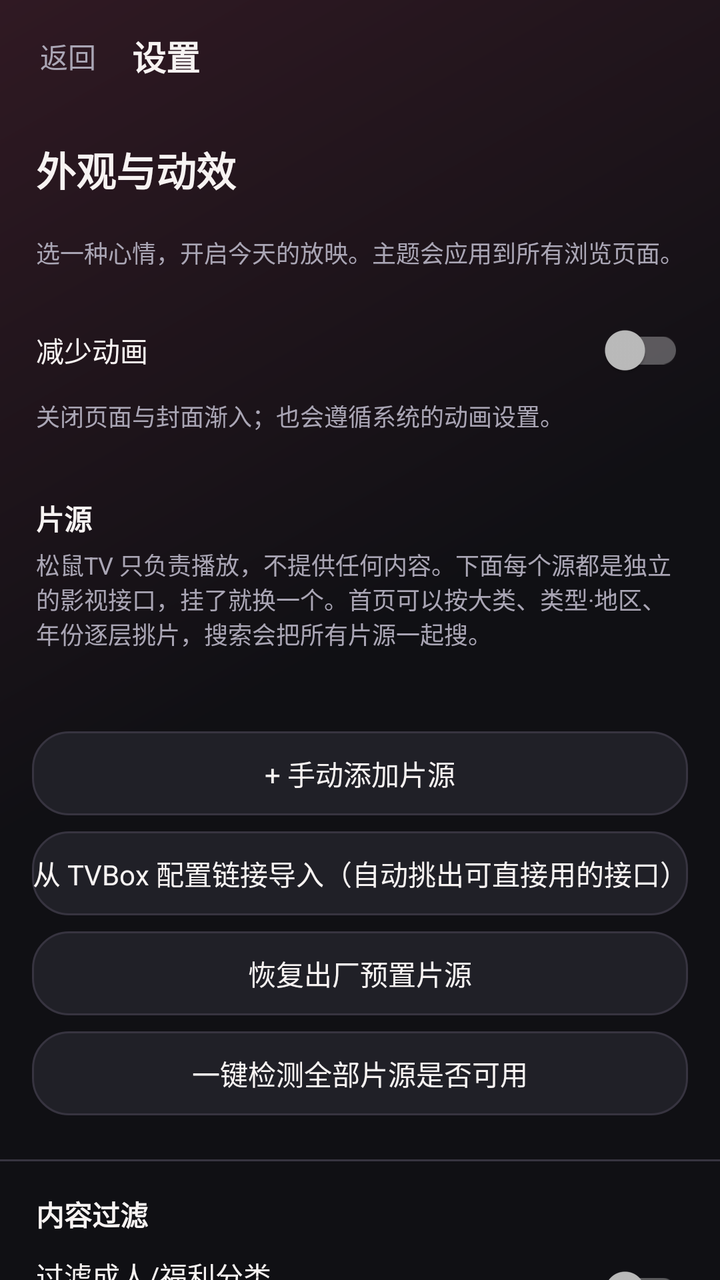
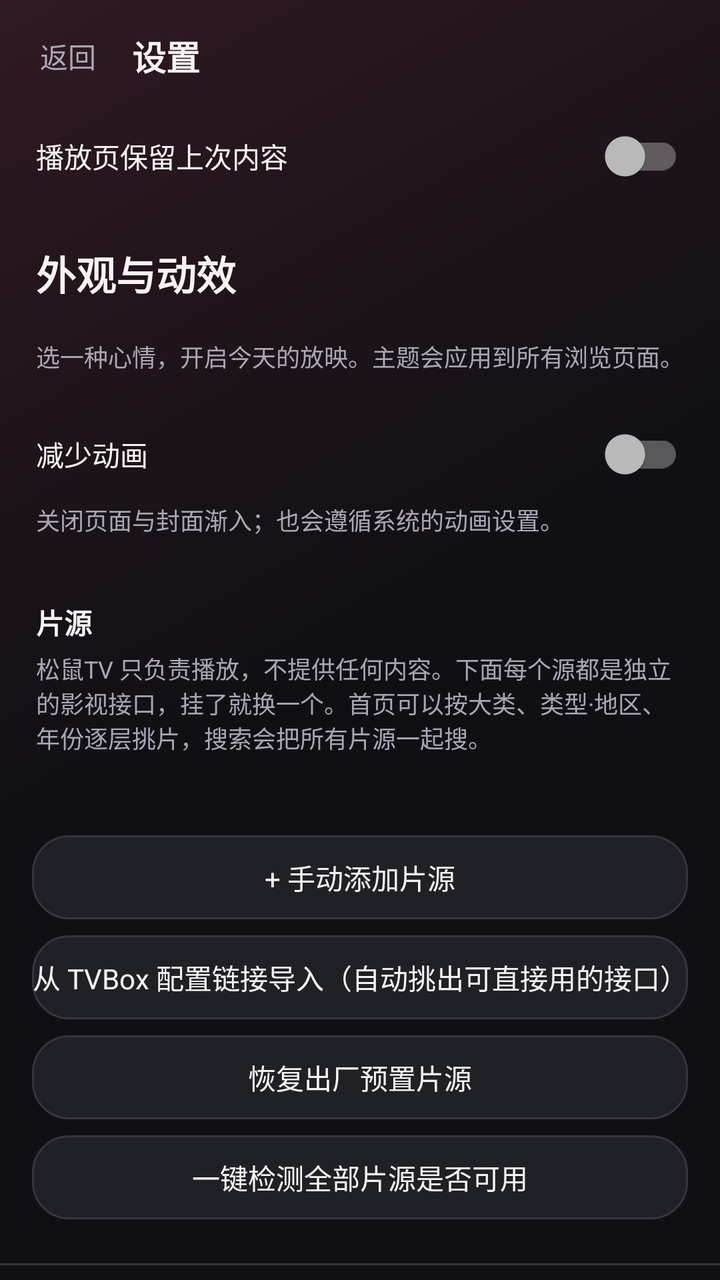

Compare the two renders of this Android layout. The source of the first and the diff that turns it into the second are given below.
<!-- AndroidManifest.xml: application theme AppTheme -->
<!-- res/layout/activity_settings.xml -->
<?xml version="1.0" encoding="utf-8"?>
<LinearLayout xmlns:android="http://schemas.android.com/apk/res/android"
    android:layout_width="match_parent"
    android:layout_height="match_parent"
    android:orientation="vertical"
    android:background="@drawable/bg_page"
    android:fitsSystemWindows="true">

    <LinearLayout
        android:layout_width="match_parent"
        android:layout_height="wrap_content"
        android:orientation="horizontal"
        android:gravity="center_vertical"
        android:paddingLeft="8dp"
        android:paddingRight="12dp"
        android:paddingTop="10dp"
        android:paddingBottom="6dp">

        <TextView
            android:id="@+id/btnBack"
            android:layout_width="wrap_content"
            android:layout_height="36dp"
            android:gravity="center"
            android:paddingLeft="12dp"
            android:paddingRight="12dp"
            android:text="返回"
            android:textColor="?attr/appTextMuted"
            android:textSize="14sp" />

        <TextView
            android:layout_width="0dp"
            android:layout_height="wrap_content"
            android:layout_weight="1"
            android:layout_marginLeft="6dp"
            android:text="@string/settings"
            android:textColor="?attr/appText"
            android:textSize="17sp"
            android:textStyle="bold" />
    </LinearLayout>

    <ScrollView
        android:layout_width="match_parent"
        android:layout_height="0dp"
        android:layout_weight="1"
        android:scrollbars="none">

        <LinearLayout
            android:layout_width="match_parent"
            android:layout_height="wrap_content"
            android:orientation="vertical"
            android:paddingBottom="28dp">

            <TextView android:layout_width="match_parent" android:layout_height="wrap_content"
                android:layout_margin="18dp" android:text="外观与动效" android:textSize="20sp"
                android:textStyle="bold" android:textColor="?attr/appText" />
            <TextView android:layout_width="match_parent" android:layout_height="wrap_content"
                android:layout_marginHorizontal="18dp" android:layout_marginBottom="16dp"
                android:text="选一种心情，开启今天的放映。主题会应用到所有浏览页面。"
                android:textSize="12sp" android:textColor="?attr/appTextMuted" />
            <LinearLayout android:id="@+id/themeOptions" android:layout_width="match_parent"
                android:layout_height="wrap_content" android:layout_marginHorizontal="18dp"
                android:orientation="vertical" />
            <androidx.appcompat.widget.SwitchCompat android:id="@+id/swReduceMotion"
                android:layout_width="match_parent" android:layout_height="wrap_content"
                android:layout_marginHorizontal="18dp" android:minHeight="48dp"
                android:text="减少动画" android:textSize="14sp" android:textColor="?attr/appText" />
            <TextView android:layout_width="match_parent" android:layout_height="wrap_content"
                android:layout_marginHorizontal="18dp" android:layout_marginBottom="22dp"
                android:text="关闭页面与封面渐入；也会遵循系统的动画设置。"
                android:textSize="12sp" android:textColor="?attr/appTextMuted" />
            <TextView
                android:layout_width="match_parent"
                android:layout_height="wrap_content"
                android:layout_marginLeft="18dp"
                android:layout_marginTop="10dp"
                android:text="片源"
                android:textColor="?attr/appText"
                android:textSize="14sp"
                android:textStyle="bold" />

            <TextView
                android:layout_width="match_parent"
                android:layout_height="wrap_content"
                android:layout_marginLeft="18dp"
                android:layout_marginRight="18dp"
                android:layout_marginTop="4dp"
                android:text="松鼠TV 只负责播放，不提供任何内容。下面每个源都是独立的影视接口，挂了就换一个。首页可以按大类、类型·地区、年份逐层挑片，搜索会把所有片源一起搜。"
                android:textColor="?attr/appTextMuted"
                android:textSize="12sp" />

            <TextView
                android:id="@+id/sourceCount"
                android:layout_width="match_parent"
                android:layout_height="wrap_content"
                android:layout_marginLeft="18dp"
                android:layout_marginRight="18dp"
                android:layout_marginTop="10dp"
                android:textColor="?attr/appTextMuted"
                android:textSize="12sp" />

            <LinearLayout
                android:id="@+id/sourceBox"
                android:layout_width="match_parent"
                android:layout_height="wrap_content"
                android:layout_marginTop="4dp"
                android:orientation="vertical" />

            <TextView
                android:id="@+id/btnAddSource"
                android:layout_width="match_parent"
                android:layout_height="42dp"
                android:layout_marginLeft="16dp"
                android:layout_marginRight="16dp"
                android:layout_marginTop="10dp"
                android:background="@drawable/bg_btn_ghost"
                android:gravity="center"
                android:text="+ 手动添加片源"
                android:textColor="?attr/appText"
                android:textSize="14sp" />

            <TextView
                android:id="@+id/btnImportTvbox"
                android:layout_width="match_parent"
                android:layout_height="42dp"
                android:layout_marginLeft="16dp"
                android:layout_marginRight="16dp"
                android:layout_marginTop="8dp"
                android:background="@drawable/bg_btn_ghost"
                android:gravity="center"
                android:text="从 TVBox 配置链接导入（自动挑出可直接用的接口）"
                android:textColor="?attr/appText"
                android:textSize="14sp" />

            <TextView
                android:id="@+id/btnRestore"
                android:layout_width="match_parent"
                android:layout_height="42dp"
                android:layout_marginLeft="16dp"
                android:layout_marginRight="16dp"
                android:layout_marginTop="8dp"
                android:background="@drawable/bg_btn_ghost"
                android:gravity="center"
                android:text="恢复出厂预置片源"
                android:textColor="?attr/appText"
                android:textSize="14sp" />

            <TextView
                android:id="@+id/btnTestAll"
                android:layout_width="match_parent"
                android:layout_height="42dp"
                android:layout_marginLeft="16dp"
                android:layout_marginRight="16dp"
                android:layout_marginTop="8dp"
                android:background="@drawable/bg_btn_ghost"
                android:gravity="center"
                android:text="一键检测全部片源是否可用"
                android:textColor="?attr/appText"
                android:textSize="14sp" />

            <View
                android:layout_width="match_parent"
                android:layout_height="1dp"
                android:layout_marginTop="22dp"
                android:background="?attr/appDivider" />

            <TextView
                android:layout_width="match_parent"
                android:layout_height="wrap_content"
                android:layout_marginLeft="18dp"
                android:layout_marginTop="16dp"
                android:text="内容过滤"
                android:textColor="?attr/appText"
                android:textSize="14sp"
                android:textStyle="bold" />

            <LinearLayout
                android:layout_width="match_parent"
                android:layout_height="wrap_content"
                android:orientation="horizontal"
                android:gravity="center_vertical"
                android:paddingLeft="18dp"
                android:paddingRight="18dp"
                android:paddingTop="10dp">

                <LinearLayout
                    android:layout_width="0dp"
                    android:layout_height="wrap_content"
                    android:layout_weight="1"
                    android:orientation="vertical">

                    <TextView
                        android:layout_width="wrap_content"
                        android:layout_height="wrap_content"
                        android:text="过滤成人/福利分类"
                        android:textColor="?attr/appText"
                        android:textSize="14sp" />

                    <TextView
                        android:layout_width="wrap_content"
                        android:layout_height="wrap_content"
                        android:text="默认开启。关掉后会显示源里的「理论片」等分类"
                        android:textColor="?attr/appTextMuted"
                        android:textSize="11sp" />
                </LinearLayout>

                <androidx.appcompat.widget.SwitchCompat
                    android:id="@+id/swFilterAdult"
                    android:layout_width="wrap_content"
                    android:layout_height="wrap_content" />
            </LinearLayout>

            <LinearLayout
                android:layout_width="match_parent"
                android:layout_height="wrap_content"
                android:orientation="horizontal"
                android:gravity="center_vertical"
                android:paddingLeft="18dp"
                android:paddingRight="18dp"
                android:paddingTop="14dp">

                <LinearLayout
                    android:layout_width="0dp"
                    android:layout_height="wrap_content"
                    android:layout_weight="1"
                    android:orientation="vertical">

                    <TextView
                        android:layout_width="wrap_content"
                        android:layout_height="wrap_content"
                        android:text="边看边缓存"
                        android:textColor="?attr/appText"
                        android:textSize="14sp" />

                    <TextView
                        android:layout_width="wrap_content"
                        android:layout_height="wrap_content"
                        android:text="播过的片段存到本地，断网也能接着看"
                        android:textColor="?attr/appTextMuted"
                        android:textSize="11sp" />
                </LinearLayout>

                <androidx.appcompat.widget.SwitchCompat
                    android:id="@+id/swAutoCache"
                    android:layout_width="wrap_content"
                    android:layout_height="wrap_content" />
            </LinearLayout>

            <View
                android:layout_width="match_parent"
                android:layout_height="1dp"
                android:layout_marginTop="20dp"
                android:background="?attr/appDivider" />

            <TextView
                android:layout_width="match_parent"
                android:layout_height="wrap_content"
                android:layout_marginLeft="18dp"
                android:layout_marginTop="16dp"
                android:text="@string/overlay_section"
                android:textColor="?attr/appText"
                android:textSize="14sp"
                android:textStyle="bold" />

            <TextView
                android:layout_width="match_parent"
                android:layout_height="wrap_content"
                android:layout_marginLeft="18dp"
                android:layout_marginRight="18dp"
                android:layout_marginTop="4dp"
                android:lineSpacingExtra="2dp"
                android:text="@string/overlay_section_desc"
                android:textColor="?attr/appTextMuted"
                android:textSize="12sp" />

            <TextView
                android:id="@+id/btnOverlay"
                android:layout_width="match_parent"
                android:layout_height="42dp"
                android:layout_marginLeft="16dp"
                android:layout_marginRight="16dp"
                android:layout_marginTop="10dp"
                android:background="@drawable/bg_btn_ghost"
                android:gravity="center"
                android:text="@string/overlay_off"
                android:textColor="?attr/appText"
                android:textSize="14sp" />

            <View
                android:layout_width="match_parent"
                android:layout_height="1dp"
                android:layout_marginTop="20dp"
                android:background="?attr/appDivider" />

            <TextView
                android:layout_width="match_parent"
                android:layout_height="wrap_content"
                android:layout_marginLeft="18dp"
                android:layout_marginTop="16dp"
                android:text="存储"
                android:textColor="?attr/appText"
                android:textSize="14sp"
                android:textStyle="bold" />

            <TextView
                android:id="@+id/cacheInfo"
                android:layout_width="match_parent"
                android:layout_height="wrap_content"
                android:layout_marginLeft="18dp"
                android:layout_marginRight="18dp"
                android:layout_marginTop="8dp"
                android:textColor="?attr/appTextMuted"
                android:textSize="13sp" />

            <TextView
                android:id="@+id/btnClearCache"
                android:layout_width="match_parent"
                android:layout_height="42dp"
                android:layout_marginLeft="16dp"
                android:layout_marginRight="16dp"
                android:layout_marginTop="10dp"
                android:background="@drawable/bg_btn_ghost"
                android:gravity="center"
                android:text="清空在线缓存"
                android:textColor="?attr/appText"
                android:textSize="14sp" />

            <View
                android:layout_width="match_parent"
                android:layout_height="1dp"
                android:layout_marginTop="20dp"
                android:background="?attr/appDivider" />

            <TextView
                android:id="@+id/about"
                android:layout_width="match_parent"
                android:layout_height="wrap_content"
                android:layout_marginLeft="18dp"
                android:layout_marginRight="18dp"
                android:layout_marginTop="16dp"
                android:lineSpacingExtra="4dp"
                android:textColor="?attr/appTextMuted"
                android:textSize="12sp" />
        </LinearLayout>
    </ScrollView>
</LinearLayout>
<!-- resources referenced by this layout -->
<resources>
  <!-- drawable bg_btn_ghost (drawable) -->
  <ripple xmlns:android="http://schemas.android.com/apk/res/android" android:color="?attr/appAccentDim"><item><shape><solid android:color="?attr/appSurface"/><corners android:radius="?attr/appPillCorner"/><stroke android:width="1dp" android:color="?attr/appDivider" /></shape></item></ripple>
  <!-- drawable bg_page (drawable) -->
  <shape xmlns:android="http://schemas.android.com/apk/res/android"><gradient android:angle="315" android:startColor="?attr/appGlow" android:centerColor="?attr/appBg" android:endColor="?attr/appBg" /></shape>
  <string name="overlay_off">去开启</string>
  <string name="overlay_section">桌面悬浮窗</string>
  <string name="overlay_section_desc">缓存进度是一颗蜘蛛，浮在桌面上。开始基本透明，随进度被淡蓝色从下往上填满；下完了整只变蓝，像呼吸灯一样明灭十几秒。\n\n退到后台、刷别的 App 都看得见。长按蜘蛛能展开看百分比和速度。</string>
  <string name="settings">设置</string>
  <style name="AppTheme" parent="Theme.AppCompat.NoActionBar">
          <item name="appBg">#101014</item>
          <item name="appSurface">#202027</item>
          <item name="appSurfaceAlt">#2C2B35</item>
          <item name="appAccent">#CE334A</item>
          <item name="appAccentDim">#722334</item>
          <item name="appText">#F7F3F2</item>
          <item name="appTextMuted">#AAA6B5</item>
          <item name="appDivider">#373440</item>
          <item name="appSuccess">#63D79C</item>
          <item name="appOnAccent">#FFFFFF</item>
          <item name="appGlow">#301923</item>
          <item name="appCorner">12dp</item>
          <item name="appPillCorner">18dp</item>
          <item name="android:fontFamily">sans-serif</item>
          <item name="android:windowBackground">?attr/appBg</item>
          <item name="android:statusBarColor">?attr/appBg</item>
          <item name="android:navigationBarColor">?attr/appBg</item>
          <item name="android:colorBackground">?attr/appSurface</item>
          <item name="android:textColorPrimary">?attr/appText</item>
          <item name="android:textColorSecondary">?attr/appTextMuted</item>
          <item name="android:textColorHint">?attr/appTextMuted</item>
          <item name="colorAccent">?attr/appAccent</item>
          <item name="colorControlNormal">?attr/appTextMuted</item>
          <item name="colorControlActivated">?attr/appAccent</item>
          <item name="android:windowLightStatusBar">false</item>
          <item name="android:windowAnimationStyle">@style/AppWindowAnimation</item>
      </style>
  <style name="AppWindowAnimation">
          <item name="android:activityOpenEnterAnimation">@anim/page_enter</item>
          <item name="android:activityOpenExitAnimation">@anim/page_exit</item>
          <item name="android:activityCloseEnterAnimation">@anim/page_enter</item>
          <item name="android:activityCloseExitAnimation">@anim/page_exit</item>
      </style>
</resources>

<!-- the commit's change to res/layout/activity_settings.xml (unified diff, before → after) -->
@@ -50,6 +50,10 @@
             android:orientation="vertical"
             android:paddingBottom="28dp">
 
+            <androidx.appcompat.widget.SwitchCompat android:id="@+id/swRestorePlayback"
+                android:layout_width="match_parent" android:layout_height="52dp"
+                android:layout_marginHorizontal="18dp" android:text="播放页保留上次内容"
+                android:textColor="?attr/appText" android:textSize="14sp" />
             <TextView android:layout_width="match_parent" android:layout_height="wrap_content"
                 android:layout_margin="18dp" android:text="外观与动效" android:textSize="20sp"
                 android:textStyle="bold" android:textColor="?attr/appText" />
